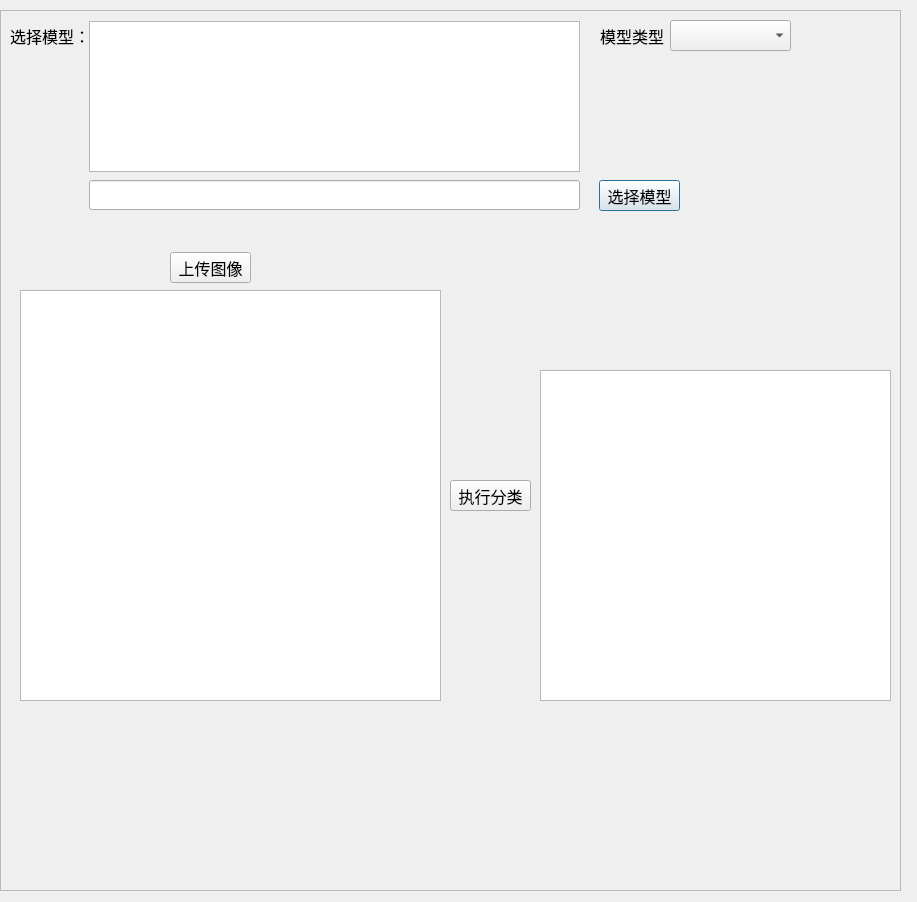
Old version of the form fenlei.ui in the repository gaoge230/MedialHandle.
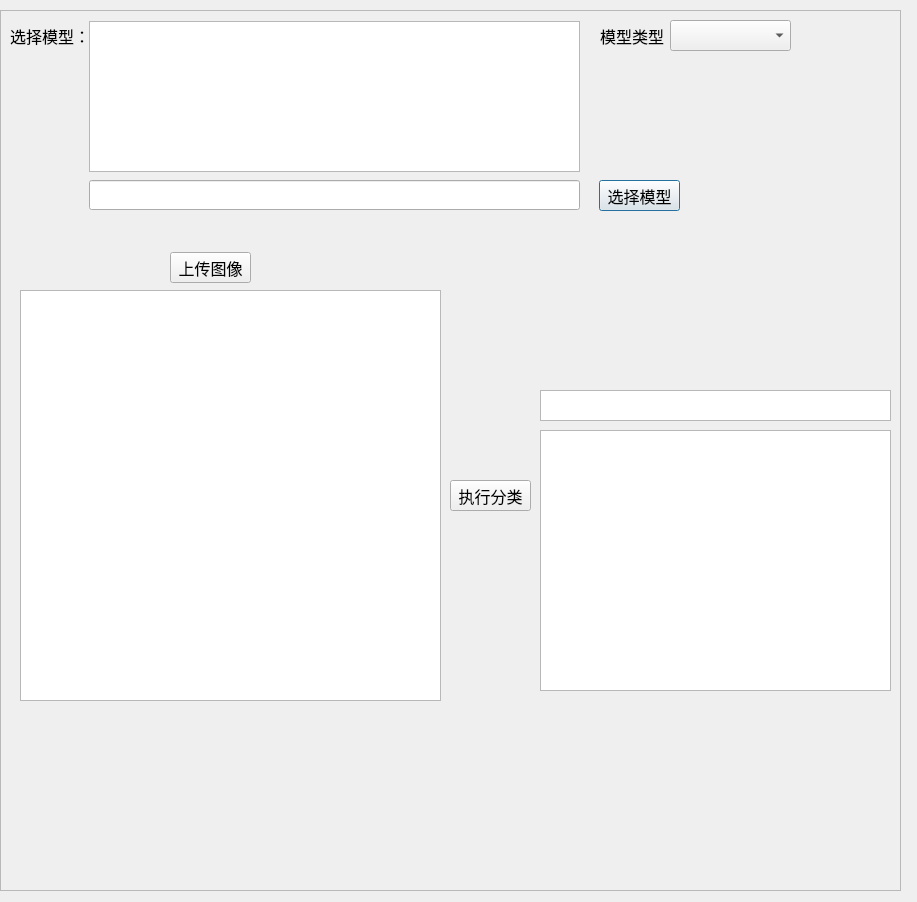
New version of the form. Icons and pictures are not drawn.

The edit to the form file:
```diff
--- a/fenlei.ui
+++ b/fenlei.ui
@@ -146,6 +146,26 @@
      </font>
     </property>
    </widget>
+   <widget class="QTextEdit" name="textEdit">
+    <property name="geometry">
+     <rect>
+      <x>540</x>
+      <y>380</y>
+      <width>351</width>
+      <height>31</height>
+     </rect>
+    </property>
+   </widget>
+   <widget class="QTextEdit" name="textEdit_2">
+    <property name="geometry">
+     <rect>
+      <x>540</x>
+      <y>420</y>
+      <width>351</width>
+      <height>261</height>
+     </rect>
+    </property>
+   </widget>
   </widget>
   <widget class="QLabel" name="label_4">
    <property name="geometry">
@@ -201,16 +221,6 @@
     </font>
    </property>
   </widget>
-  <widget class="QTextEdit" name="textEdit">
-   <property name="geometry">
-    <rect>
-     <x>540</x>
-     <y>370</y>
-     <width>351</width>
-     <height>331</height>
-    </rect>
-   </property>
-  </widget>
   <zorder>frame</zorder>
   <zorder>pushButton_2</zorder>
   <zorder>pushButton_4</zorder>
```
Left out of the diff: 9 changed lines with no effect on the pictures.
